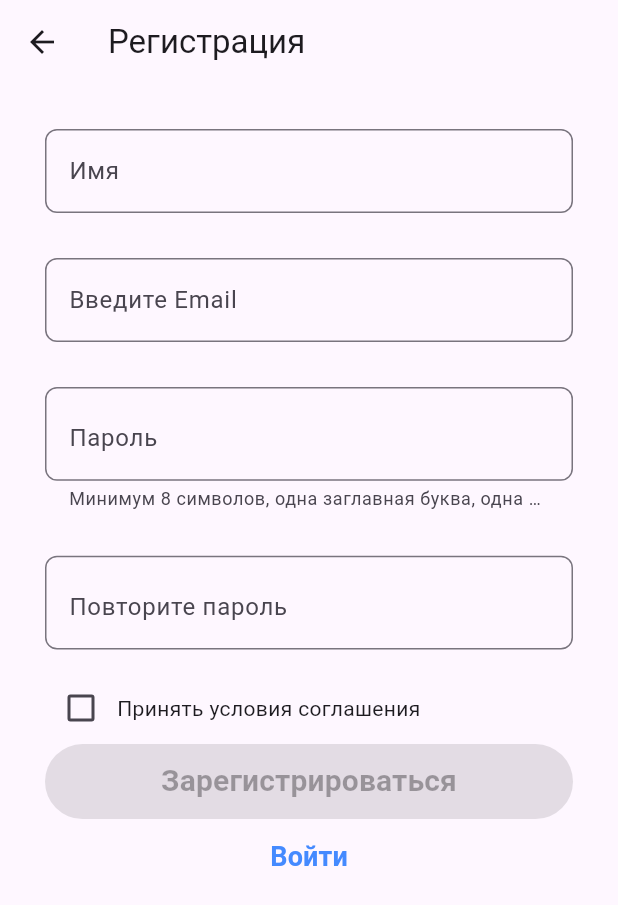
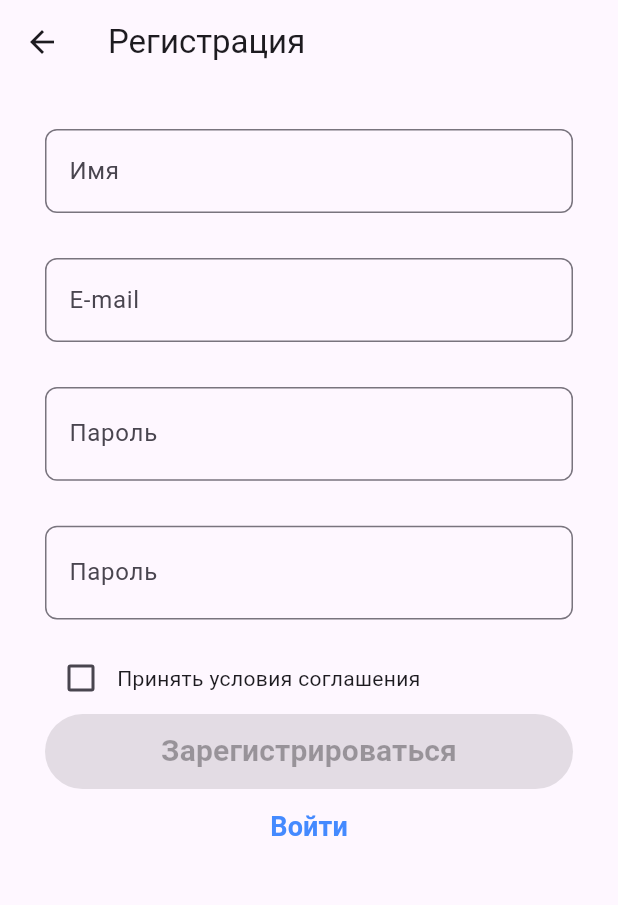
Before and after one commit to Procrastinator24/GreenBin, a Flutter app: the SignUpScreen screen opened by its route, on a phone screen of 412 x 824 dp. Shown: the top 905 px of the screen. Run offline on Flutter 3.47's test engine with Material 3 defaults, Android fonts, the phone set to English and light mode, and no system bars; our stand-ins replace email_validator.

Commit message:
Sign_up page done of 65% Rework validation on password

```diff
--- a/lib/screens/sign_in.dart
+++ b/lib/screens/sign_in.dart
@@ -11,13 +11,18 @@ class SignUpScreen extends StatefulWidget {
 
 class _SignUpScreen extends State<SignUpScreen> {
   final ValueNotifier<bool> _termsAccepted = ValueNotifier<bool>(false);
+
   bool isHiddenPassword = true;
+  bool _isEmailValid = false;
+  bool _isPasswordValid = false;
+  bool _isPasswordReapeatValid = false;
+  bool isChecked = true;
+
   TextEditingController emailTextInputController = TextEditingController();
   TextEditingController nameTextInputController = TextEditingController();
   TextEditingController passwordTextInputController = TextEditingController();
-  bool isChecked = true;
-  TextEditingController passwordTextRepeatInputController =
-      TextEditingController();
+  TextEditingController passwordTextRepeatInputController =TextEditingController();
+
   final formKey = GlobalKey<FormState>();
 
   @override
@@ -91,11 +96,13 @@ class _SignUpScreen extends State<SignUpScreen> {
           key: formKey,
           child: Column(
             children: [
+              // Поле Ввода Имени
               TextFormField(
                 keyboardType: TextInputType.emailAddress,
                 autocorrect: false,
                 controller: nameTextInputController,
                 decoration: InputDecoration(
+                  label: Text('Имя'),
                   border: OutlineInputBorder(
                     borderRadius: BorderRadius.circular(8.0),
                   ),
@@ -104,15 +111,37 @@ class _SignUpScreen extends State<SignUpScreen> {
                 ),
               ),
               const SizedBox(height: 30),
+
+              // Поле Email
               TextFormField(
                 keyboardType: TextInputType.text,
                 autocorrect: true,
                 controller: emailTextInputController,
-                validator: (email) =>
-                    email != null && !EmailValidator.validate(email)
-                        ? 'Введите правильный Email'
-                        : null,
+                autovalidateMode: AutovalidateMode.onUserInteraction,
+                onChanged: (email) {
+                  setState(() {
+                    _isEmailValid = EmailValidator.validate(email);
+                  });
+                },
+                validator: (email){
+                  if (email != null && !EmailValidator.validate(email)){
+                    return 'Введите правильный Email';
+                  }
+                  else{
+                    return null;
+                  }
+                },
+                // validator: (email) =>
+                //     email != null && !EmailValidator.validate(email)
+                //         ? 'Введите правильный Email'
+                //         : null,
                 decoration:  InputDecoration(
+                  label: Text('E-mail'),
+                  fillColor: emailTextInputController.text.isEmpty
+                          ?Colors.grey[200]
+                          : _isEmailValid
+                            ? Colors.green[50]
+                            : Colors.red[50],
                   border: OutlineInputBorder(
                     borderRadius: BorderRadius.circular(8.0),
                   ),
@@ -120,20 +149,23 @@ class _SignUpScreen extends State<SignUpScreen> {
                 ),
               ),
               const SizedBox(height: 30),
+              //Пароль
               TextFormField(
                 autocorrect: false,
                 controller: passwordTextInputController,
                 obscureText: isHiddenPassword,
                 autovalidateMode: AutovalidateMode.onUserInteraction,
-                validator: (value) => value != null && value.length < 8
+
+                validator: (value) => value != null && value.length < 8 || value?.startsWith(RegExp(r'[A-Z]')) == false || value?.contains(RegExp(r'[0-9]')) == false
                     ? 'Минимум 8 символов, одна заглавная буква, одна цифра.'
                     : null,
                 decoration: InputDecoration(
                   border:  OutlineInputBorder(
                     borderRadius: BorderRadius.circular(8.0),
                   ),
-                  helperText: "Минимум 8 символов, одна заглавная буква, одна цифра.",
+                  // helperText: "Минимум 8 символов, одна заглавная буква, одна цифра.",
                   hintText: 'Пароль',
+                  label: Text('Пароль'),
                   suffix: InkWell(
                     onTap: togglePasswordView,
                     child: Icon(
@@ -146,19 +178,22 @@ class _SignUpScreen extends State<SignUpScreen> {
                 ),
               ),
               const SizedBox(height: 30),
+
+              //Повтор пароля
               TextFormField(
                 autocorrect: false,
                 controller: passwordTextRepeatInputController,
                 obscureText: isHiddenPassword,
                 autovalidateMode: AutovalidateMode.onUserInteraction,
-                validator: (value) => value != null && value.length < 6
-                    ? 'Минимум 6 символов'
+                validator: (value) => value != null &&  value != passwordTextInputController.text
+                    ? 'Пароли должны совпадать'
                     : null,
                 decoration: InputDecoration(
                   border:  OutlineInputBorder(
                     borderRadius: BorderRadius.circular(8.0),
                   ),
                   hintText: 'Повторите пароль',
+                  label: Text('Пароль'),
                   suffix: InkWell(
                     onTap: togglePasswordView,
                     child: Icon(
```
